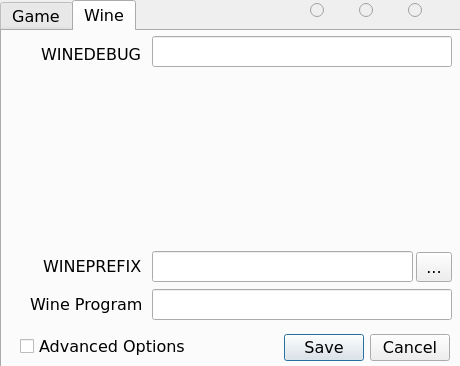
Before: the Qt Designer form OneLauncher/ui/winSettings.ui in JuneStepp/OneLauncher, drawn with Qt 5.
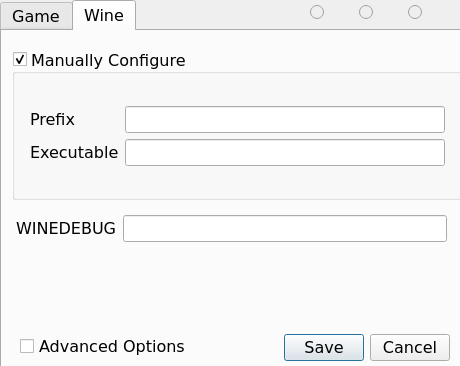
After: the same form once the commit is applied. The open tabs and pages were chosen to show the change.

Commit message: feat: Add explicit option for auto WINE management

Diff of the .ui file:
```diff
--- a/OneLauncher/ui/winSettings.ui
+++ b/OneLauncher/ui/winSettings.ui
@@ -186,93 +186,144 @@
     <attribute name="title">
      <string>Wine</string>
     </attribute>
-    <widget class="QLabel" name="lblPrefix">
+    <widget class="QGroupBox" name="wineFormGroupBox">
      <property name="geometry">
       <rect>
-       <x>41</x>
-       <y>224</y>
-       <width>101</width>
-       <height>23</height>
+       <x>10</x>
+       <y>18</y>
+       <width>451</width>
+       <height>151</height>
       </rect>
      </property>
-     <property name="toolTip">
-      <string>&lt;html&gt;&lt;head/&gt;&lt;body&gt;&lt;p&gt;&lt;span style=&quot; font-style:italic;&quot;&gt;Where the drive_c folder is located&lt;/span&gt;&lt;/p&gt;&lt;/body&gt;&lt;/html&gt;</string>
+     <property name="title">
+      <string>Manually Configure</string>
      </property>
-     <property name="text">
-      <string>WINEPREFIX</string>
+     <property name="alignment">
+      <set>Qt::AlignLeading|Qt::AlignLeft|Qt::AlignVCenter</set>
      </property>
-    </widget>
-    <widget class="QLabel" name="lblProgram">
-     <property name="geometry">
-      <rect>
-       <x>28</x>
-       <y>262</y>
-       <width>121</width>
-       <height>23</height>
-      </rect>
+     <property name="flat">
+      <bool>true</bool>
      </property>
-     <property name="text">
-      <string>Wine Program</string>
+     <property name="checkable">
+      <bool>true</bool>
      </property>
-    </widget>
-    <widget class="QLineEdit" name="txtDebug">
-     <property name="geometry">
-      <rect>
-       <x>150</x>
-       <y>5</y>
-       <width>300</width>
-       <height>31</height>
-      </rect>
-     </property>
-    </widget>
-    <widget class="QLabel" name="lblDebug">
-     <property name="geometry">
-      <rect>
-       <x>39</x>
-       <y>12</y>
-       <width>101</width>
-       <height>23</height>
-      </rect>
-     </property>
-     <property name="text">
-      <string>WINEDEBUG</string>
-     </property>
-    </widget>
-    <widget class="QLineEdit" name="txtPrefix">
-     <property name="enabled">
+     <property name="checked">
       <bool>true</bool>
      </property>
-     <property name="geometry">
-      <rect>
-       <x>150</x>
-       <y>220</y>
-       <width>261</width>
-       <height>31</height>
-      </rect>
-     </property>
+     <layout class="QFormLayout" name="wineGroupBox">
+      <property name="formAlignment">
+       <set>Qt::AlignLeading|Qt::AlignLeft|Qt::AlignVCenter</set>
+      </property>
+      <property name="leftMargin">
+       <number>15</number>
+      </property>
+      <property name="topMargin">
+       <number>15</number>
+      </property>
+      <property name="rightMargin">
+       <number>15</number>
+      </property>
+      <property name="bottomMargin">
+       <number>15</number>
+      </property>
+      <item row="0" column="0">
+       <widget class="QLabel" name="prefixLabel">
+        <property name="toolTip">
+         <string>Path to WINE prefix</string>
+        </property>
+        <property name="text">
+         <string>Prefix</string>
+        </property>
+       </widget>
+      </item>
+      <item row="0" column="1">
+       <widget class="QLineEdit" name="prefixLineEdit">
+        <property name="toolTip">
+         <string>Path to WINE prefix</string>
+        </property>
+        <property name="dragEnabled">
+         <bool>true</bool>
+        </property>
+       </widget>
+      </item>
+      <item row="1" column="0">
+       <widget class="QLabel" name="wineExecutableLabel">
+        <property name="toolTip">
+         <string>Path to WINE executable</string>
+        </property>
+        <property name="text">
+         <string>Executable</string>
+        </property>
+       </widget>
+      </item>
+      <item row="1" column="1">
+       <widget class="QLineEdit" name="wineExecutableLineEdit">
+        <property name="toolTip">
+         <string>Path to WINE executable</string>
+        </property>
+        <property name="dragEnabled">
+         <bool>true</bool>
+        </property>
+       </widget>
+      </item>
+     </layout>
     </widget>
-    <widget class="QLineEdit" name="txtProgram">
+    <widget class="QFrame" name="wineAdvancedFrame">
      <property name="geometry">
       <rect>
-       <x>150</x>
-       <y>258</y>
-       <width>300</width>
-       <height>31</height>
+       <x>-1</x>
+       <y>159</y>
+       <width>461</width>
+       <height>141</height>
       </rect>
      </property>
-    </widget>
-    <widget class="QToolButton" name="btnPrefixDir">
-     <property name="geometry">
-      <rect>
-       <x>414</x>
-       <y>221</y>
-       <width>36</width>
-       <height>30</height>
-      </rect>
+     <property name="frameShape">
+      <enum>QFrame::NoFrame</enum>
      </property>
-     <property name="text">
-      <string>...</string>
+     <property name="frameShadow">
+      <enum>QFrame::Plain</enum>
      </property>
+     <widget class="QWidget" name="formLayoutWidget_2">
+      <property name="geometry">
+       <rect>
+        <x>0</x>
+        <y>10</y>
+        <width>461</width>
+        <height>131</height>
+       </rect>
+      </property>
+      <layout class="QFormLayout" name="wineAdvancedForm">
+       <property name="leftMargin">
+        <number>15</number>
+       </property>
+       <property name="topMargin">
+        <number>15</number>
+       </property>
+       <property name="rightMargin">
+        <number>15</number>
+       </property>
+       <property name="bottomMargin">
+        <number>15</number>
+       </property>
+       <item row="0" column="0">
+        <widget class="QLabel" name="wineDebugLabel">
+         <property name="toolTip">
+          <string>Value for WINEDEBUG environment variable</string>
+         </property>
+         <property name="text">
+          <string>WINEDEBUG</string>
+         </property>
+        </widget>
+       </item>
+       <item row="0" column="1">
+        <widget class="QLineEdit" name="wineDebugLineEdit">
+         <property name="toolTip">
+          <string>Value for WINEDEBUG environment variable</string>
+         </property>
+        </widget>
+       </item>
+      </layout>
+     </widget>
     </widget>
    </widget>
   </widget>
@@ -298,7 +349,7 @@
      <x>310</x>
      <y>2</y>
      <width>141</width>
-     <height>17</height>
+     <height>22</height>
     </rect>
    </property>
    <layout class="QHBoxLayout" name="horizontalLayout">
```
Left out of the diff: 2 changed lines with no effect on the pictures. The commit also changes 5 other files.
